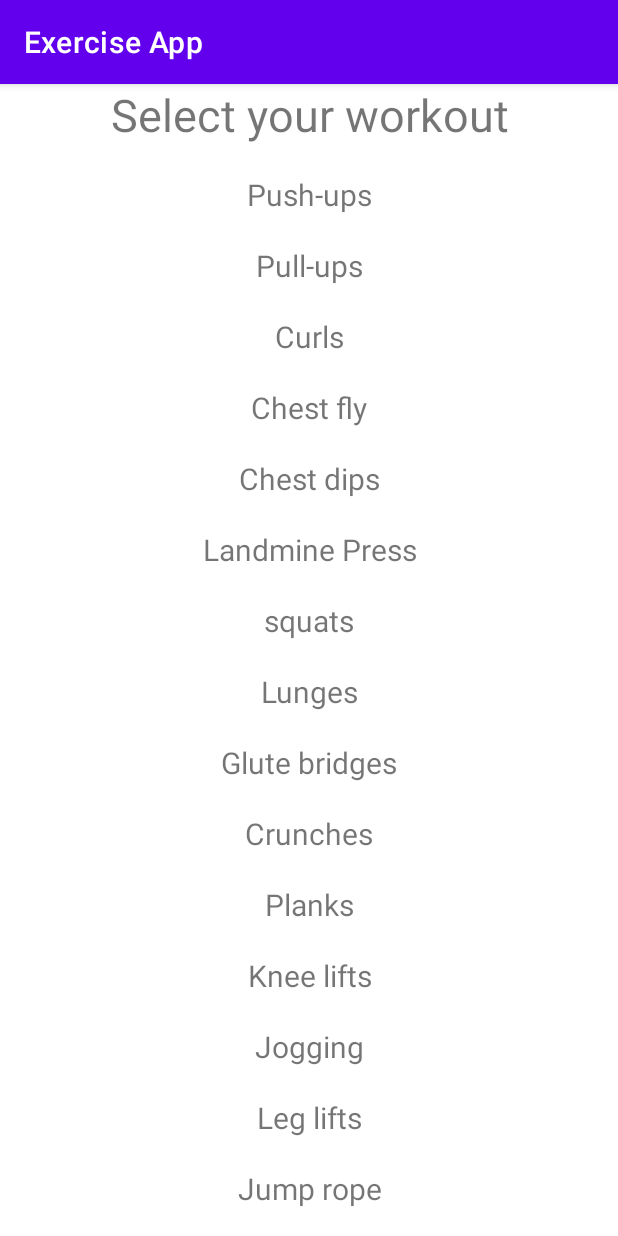
After one commit to anodyne99/349-Java-Final-Project-2022, an Android app: the Workouts screen opened directly, with no data from a screen before it, on a phone screen of 412 x 824 dp. The commit adds this screen. Run offline under Robolectric (Android 15) with nearby library versions, the phone set to English and light mode, and no system bars.

Commit message:
Recycler and Listview implementation

```diff
--- a/app/src/main/java/com/example/exerciseapp/Exercise.java
+++ b/app/src/main/java/com/example/exerciseapp/Exercise.java
@@ -5,15 +5,17 @@ public class Exercise {
     private String name;
     private int reps;
     private Boolean outdoor;
+    private Boolean timed;
 
     public Exercise(){
 
     }
 
-    public Exercise(String name, int reps, Boolean outdoor){
+    public Exercise(String name, int reps, Boolean outdoor, Boolean timed){
         this.name = name;
         this.reps = reps;
         this.outdoor = outdoor;
+        this.timed = timed;
     }
 
     public void setName(String name) {
@@ -24,6 +26,13 @@ public class Exercise {
         return name;
     }
 
+    public Boolean getTimed() {
+        return timed;
+    }
+
+    public void setTimed(Boolean timed) {
+        this.timed = timed;
+    }
 
     public void setOutdoor(Boolean outdoor) {
         this.outdoor = outdoor;
--- a/app/src/main/java/com/example/exerciseapp/MainActivity.java
+++ b/app/src/main/java/com/example/exerciseapp/MainActivity.java
@@ -34,7 +34,6 @@ public class MainActivity extends AppCompatActivity {
 
     DatabaseReference databaseReference;
 
-    UserInfo userInfo;
 
     Bundle extras = new Bundle();
 
@@ -119,7 +118,7 @@ public class MainActivity extends AppCompatActivity {
                             Toast.LENGTH_SHORT).show();
                 }
                 completeSound.start();
-                Intent intent = new Intent(MainActivity.this, WorkoutLogActivity.class);
+                Intent intent = new Intent(MainActivity.this, MainPage.class);
                 intent.putExtras(extras);
                 startActivity(intent);
             }
--- a/app/src/main/java/com/example/exerciseapp/RecyclerViewAdapter.java
+++ b/app/src/main/java/com/example/exerciseapp/RecyclerViewAdapter.java
@@ -52,7 +52,7 @@ public class RecyclerViewAdapter extends RecyclerView.Adapter<RecyclerViewAdapte
 
         ViewHolder(View itemView) {
             super(itemView);
-            textView = itemView.findViewById(R.id.exerciseName);
+            textView = itemView.findViewById(R.id.activityName);
             itemView.setOnClickListener(this);
         }
 
--- /dev/null
+++ b/app/src/main/java/com/example/exerciseapp/Workouts.java
@@ -0,0 +1,82 @@
+package com.example.exerciseapp;
+
+import android.content.Intent;
+import android.os.Bundle;
+import android.view.View;
+import android.widget.ArrayAdapter;
+import android.widget.ListView;
+
+import androidx.appcompat.app.AppCompatActivity;
+import androidx.recyclerview.widget.LinearLayoutManager;
+import androidx.recyclerview.widget.RecyclerView;
+
+import java.util.ArrayList;
+import java.util.Arrays;
+import java.util.Vector;
+
+public class Workouts extends AppCompatActivity implements RecyclerViewAdapter.ItemClickListener{
+
+    private RecyclerViewAdapter adapter;
+    private ArrayList<String> workoutNames;
+
+    private RecyclerView recyclerView;
+    Vector<String> names = new Vector<>();
+
+    // Tedious and not the most elegant, but it gets the job done and makes it easy to add more
+    // I really need to find out how to make arrays of objects somehow in the res folder to avoid
+    // cluttering up my java files
+    Exercise[] exercises = {
+            new Exercise("Push-ups", 30, false, false),
+            new Exercise("Pull-ups", 10, false, false),
+            new Exercise("Curls", 30, false, false),
+            new Exercise("Chest fly", 20, false, false),
+            new Exercise("Chest dips", 10, true, false),
+            new Exercise("Landmine Press", 10, false, false),
+            new Exercise("squats", 10, false, false),
+            new Exercise("Lunges", 20, false, false),
+            new Exercise("Glute bridges", 20, false, true),
+            new Exercise("Crunches", 30, false, false),
+            new Exercise("Planks", 30, false, true),
+            new Exercise("Knee lifts", 15, true, false),
+            new Exercise("Jogging", 30, true, true),
+            new Exercise("Leg lifts", 2, false, true),
+            new Exercise("Jump rope", 10, true, true),
+            new Exercise("Soccer", 30, true, true),
+            new Exercise("Basketball", 30, true, true),
+            new Exercise("Running", 30, true, true)
+    };
+
+    protected void onCreate(Bundle savedInstanceState) {
+
+        super.onCreate(savedInstanceState);
+        for (Exercise exercise : exercises) {
+            names.add(exercise.getName());
+        }
+        setContentView(R.layout.workout_list);
+        recyclerView = findViewById(R.id.recycler);
+
+        // Sets up recyclerview prerequisites
+        recyclerView.setLayoutManager(new LinearLayoutManager(this));
+        workoutNames = new ArrayList<>();
+        workoutNames.addAll(names);
+        adapter = new RecyclerViewAdapter(this, workoutNames);
+        adapter.setClickListener(this);
+        recyclerView.setAdapter(adapter);
+    }
+    @Override
+    public void onRecyclerItemClick(View view, int position) {
+        // For dynamic display of click data
+        //Toast.makeText(this, "You clicked " + adapter.getItem(position) + " on row number " + (position + 1), Toast.LENGTH_SHORT).show();
+        String data = adapter.getItem(position);
+        Intent intent = new Intent(Workouts.this, WorkoutDetails.class);
+
+        Bundle extras = new Bundle();
+        Exercise chosenExercise = exercises[position];
+        extras.putString("exerciseName", chosenExercise.getName());
+        extras.putInt("reps", chosenExercise.getReps());
+        extras.putBoolean("outside", chosenExercise.getOutdoor());
+        extras.putBoolean("timed", chosenExercise.getTimed());
+        intent.putExtras(extras);
+        startActivity(intent);
+    }
+}
--- a/app/src/main/res/layout/recyclerview_row.xml
+++ b/app/src/main/res/layout/recyclerview_row.xml
@@ -7,7 +7,7 @@
     android:padding="10dp">
 
     <TextView
-        android:id="@+id/exerciseName"
+        android:id="@+id/activityName"
         android:layout_width="match_parent"
         android:layout_height="match_parent"
         android:gravity="center"
--- a/app/src/main/res/layout/slider_layout.xml
+++ /dev/null
@@ -1,6 +0,0 @@
-<?xml version="1.0" encoding="utf-8"?>
-<androidx.constraintlayout.widget.ConstraintLayout xmlns:android="http://schemas.android.com/apk/res/android"
-    android:layout_width="match_parent"
-    android:layout_height="match_parent">
-
-</androidx.constraintlayout.widget.ConstraintLayout>
--- /dev/null
+++ b/app/src/main/res/layout/workout_list.xml
@@ -0,0 +1,21 @@
+<?xml version="1.0" encoding="utf-8"?>
+<LinearLayout xmlns:android="http://schemas.android.com/apk/res/android"
+    android:layout_width="match_parent"
+    android:layout_height="match_parent"
+    android:orientation="vertical">
+
+    <TextView
+        android:id="@+id/Header"
+        android:layout_width="match_parent"
+        android:layout_height="50dp"
+        android:text="Select your workout"
+        android:textAlignment="center"
+        android:textSize="30sp"/>
+
+    <androidx.recyclerview.widget.RecyclerView
+        android:id="@+id/recycler"
+        android:layout_below="@+id/Header"
+        android:layout_width="match_parent"
+        android:layout_height="match_parent"/>
+
+</LinearLayout>
```
Also changed, not shown: app/src/main/AndroidManifest.xml (+11 -1 lines), app/src/main/java/com/example/exerciseapp/AboutTheAuthor.java (added, +7 -0 lines), app/src/main/java/com/example/exerciseapp/MainPage.java (renamed from app/src/main/java/com/example/exerciseapp/WorkoutLogActivity.java, +40 -30 lines), app/src/main/java/com/example/exerciseapp/WorkoutDetails.java (added, +53 -0 lines), app/src/main/res/layout/activity_main_menu.xml (renamed from app/src/main/res/layout/activity_workout_log.xml, +4 -5 lines), app/src/main/res/layout/workout_details.xml (added, +48 -0 lines).
